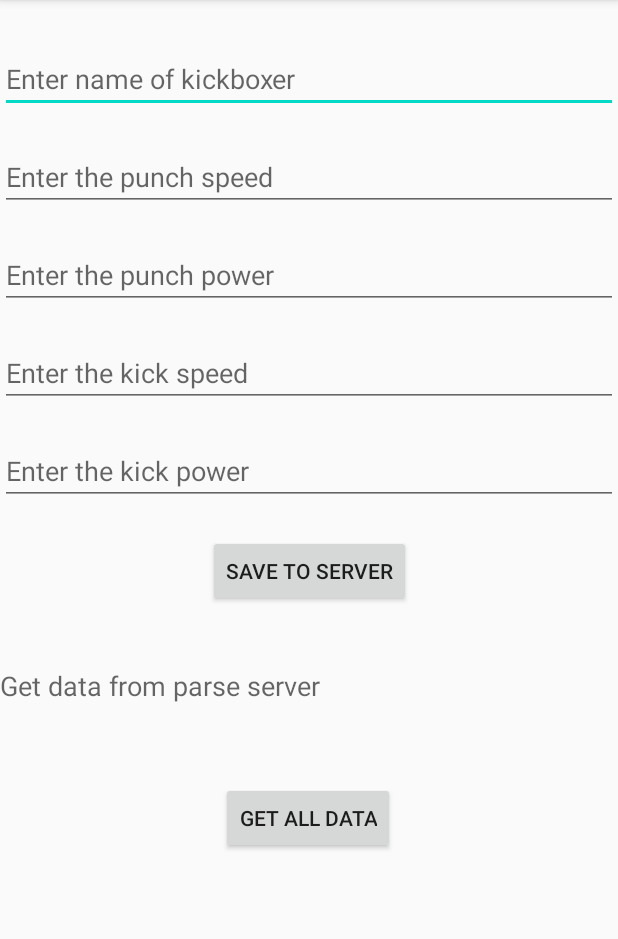
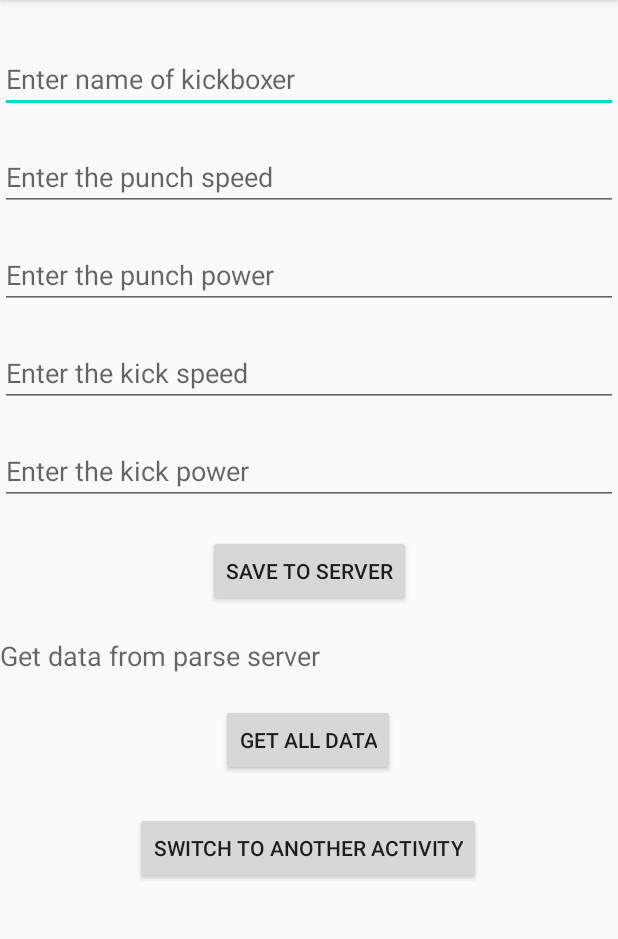
Before and after one commit to BulbulRathore/CloneInstagram, an Android app: the screen it shows after launch (SignUp), on a phone screen of 412 x 824 dp, the part 84-1023 px from its top. Run offline under Robolectric (Android 15) with nearby library versions, the phone set to English and light mode, and no system bars; libraries missing offline, so code that uses them is left out: com.parse, com.shashank.sony; 1 statement that could not run was skipped.

```diff
--- a/app/src/main/java/com/example/cloneinstagram/SignUp.java
+++ b/app/src/main/java/com/example/cloneinstagram/SignUp.java
@@ -26,6 +26,7 @@ public class SignUp extends AppCompatActivity implements View.OnClickListener {
     private TextView txtGetdata;
     private Button btnGetallData;
     private String allKickboxers;
+    private Button btnTransition;
 
     @Override
     protected void onCreate(Bundle savedInstanceState) {
@@ -40,6 +41,7 @@ public class SignUp extends AppCompatActivity implements View.OnClickListener {
         edtkickPower = findViewById(R.id.edtkickPower);
         txtGetdata = findViewById(R.id.txtGetdata);
         btnGetallData = findViewById(R.id.btnAllData);
+        btnTransition = findViewById(R.id.btnNextactivity);
 
         btnsave.setOnClickListener(SignUp.this);
 
@@ -61,11 +63,20 @@ public class SignUp extends AppCompatActivity implements View.OnClickListener {
             }
         });
 
+        btnTransition.setOnClickListener(new View.OnClickListener() {
+            @Override
+            public void onClick(View v) {
+
+            }
+        });
+
         btnGetallData.setOnClickListener(new View.OnClickListener() {
             @Override
             public void onClick(View v) {
                 allKickboxers = "";
                 final ParseQuery<ParseObject> allQuery = ParseQuery.getQuery("Kickboxer");
+                allQuery.whereGreaterThanOrEqualTo("punch_power",700);
+                allQuery.setLimit(1);
                 allQuery.findInBackground(new FindCallback<ParseObject>() {
                     @Override
                     public void done(List<ParseObject> objects, ParseException e) {
--- /dev/null
+++ b/app/src/main/java/com/example/cloneinstagram/SignUpLoginActivity.java
@@ -0,0 +1,4 @@
+package com.example.cloneinstagram;
+
+public class SignUpLoginActivity {
+}
--- a/app/src/main/res/layout/activity_main.xml
+++ b/app/src/main/res/layout/activity_main.xml
@@ -85,7 +85,7 @@
         android:id="@+id/txtGetdata"
         android:layout_width="0dp"
         android:layout_height="wrap_content"
-        android:layout_marginTop="40dp"
+        android:layout_marginTop="20dp"
         android:hint="Get data from parse server"
         android:textSize="18sp"
         app:layout_constraintEnd_toEndOf="parent"
@@ -97,10 +97,21 @@
         android:id="@+id/btnAllData"
         android:layout_width="wrap_content"
         android:layout_height="wrap_content"
-        android:layout_marginTop="52dp"
+        android:layout_marginTop="20dp"
         android:text="Get All Data"
         app:layout_constraintEnd_toEndOf="parent"
         app:layout_constraintHorizontal_bias="0.498"
         app:layout_constraintStart_toStartOf="parent"
         app:layout_constraintTop_toBottomOf="@+id/txtGetdata" />
+
+    <Button
+        android:id="@+id/btnNextactivity"
+        android:layout_width="wrap_content"
+        android:layout_height="wrap_content"
+        android:layout_marginTop="24dp"
+        android:text="Switch to another Activity"
+        app:layout_constraintEnd_toEndOf="parent"
+        app:layout_constraintHorizontal_bias="0.498"
+        app:layout_constraintStart_toStartOf="parent"
+        app:layout_constraintTop_toBottomOf="@+id/btnAllData" />
 </androidx.constraintlayout.widget.ConstraintLayout>
```
